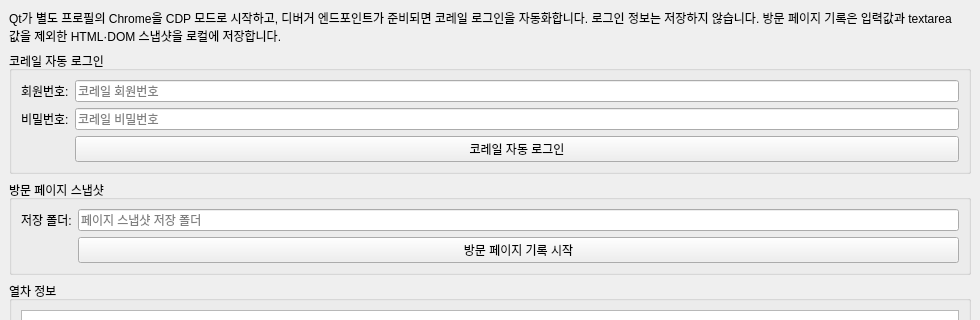
First picture: the form in mainwindow.ui, repository ongre01/Qt_CDP, before the edit; both pictures show x 0 to 980 and y 0 to 320 of the 980 by 720 pixel window.
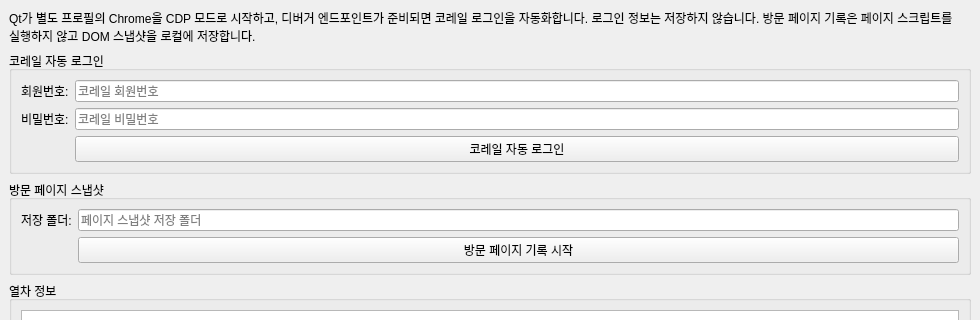
Second picture: the form after the edit.

Commit message: feat(mainwindow): add train info extraction from DOM snapshot, update table columns and recorder handling

```diff
--- a/mainwindow.ui
+++ b/mainwindow.ui
@@ -18,7 +18,7 @@
     <item>
      <widget class="QLabel" name="descriptionLabel">
       <property name="text">
-       <string>Qt가 별도 프로필의 Chrome을 CDP 모드로 시작하고, 디버거 엔드포인트가 준비되면 코레일 로그인을 자동화합니다. 로그인 정보는 저장하지 않습니다. 방문 페이지 기록은 입력값과 textarea 값을 제외한 HTML·DOM 스냅샷을 로컬에 저장합니다.</string>
+       <string>Qt가 별도 프로필의 Chrome을 CDP 모드로 시작하고, 디버거 엔드포인트가 준비되면 코레일 로그인을 자동화합니다. 로그인 정보는 저장하지 않습니다. 방문 페이지 기록은 페이지 스크립트를 실행하지 않고 DOM 스냅샷을 로컬에 저장합니다.</string>
       </property>
       <property name="wordWrap">
        <bool>true</bool>
```
The commit also changes 2 other files.
